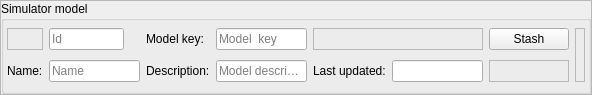
This is src/blackgui/editors/modelmappingform.ui in swift-project/pilotclient as Qt 5 draws it before an edit. The edited form follows.
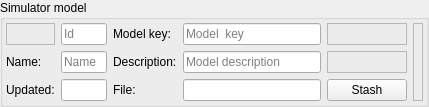
This is the edited form. Custom widgets are drawn as their Qt base class.

Commit message: refs #720, show file name in editor (mapping tool)

What changed in the file:
```diff
--- a/src/blackgui/editors/modelmappingform.ui
+++ b/src/blackgui/editors/modelmappingform.ui
@@ -6,18 +6,18 @@
    <rect>
     <x>0</x>
     <y>0</y>
-    <width>592</width>
-    <height>95</height>
+    <width>429</width>
+    <height>107</height>
    </rect>
   </property>
   <property name="windowTitle">
    <string>Model editor</string>
   </property>
   <property name="frameShape">
-   <enum>QFrame::StyledPanel</enum>
+   <enum>QFrame::NoFrame</enum>
   </property>
   <property name="frameShadow">
-   <enum>QFrame::Raised</enum>
+   <enum>QFrame::Plain</enum>
   </property>
   <layout class="QVBoxLayout" name="vl_ModelMappingForm">
    <property name="spacing">
@@ -40,7 +40,7 @@
      <property name="title">
       <string>Simulator model</string>
      </property>
-     <layout class="QGridLayout" name="gl_ModelMappingForm">
+     <layout class="QGridLayout" name="gl_ModelMappingForm" columnstretch="0,1,0,1,2,1,0">
       <property name="leftMargin">
        <number>3</number>
       </property>
@@ -53,8 +53,14 @@
       <property name="bottomMargin">
        <number>3</number>
       </property>
-      <item row="0" column="0">
-       <widget class="BlackGui::CLabelAndIcon" name="lai_Id">
+      <item row="0" column="6" rowspan="3">
+       <widget class="BlackGui::Editors::CValidationIndicator" name="val_Indicator">
+        <property name="minimumSize">
+         <size>
+          <width>10</width>
+          <height>0</height>
+         </size>
+        </property>
         <property name="frameShape">
          <enum>QFrame::StyledPanel</enum>
         </property>
@@ -63,20 +69,17 @@
         </property>
        </widget>
       </item>
-      <item row="0" column="4" colspan="2">
-       <widget class="BlackGui::Components::CSimulatorSelector" name="selector_Simulator">
-        <property name="frameShape">
-         <enum>QFrame::StyledPanel</enum>
+      <item row="0" column="3" colspan="2">
+       <widget class="QLineEdit" name="le_ModelKey">
+        <property name="placeholderText">
+         <string>Model  key</string>
         </property>
-        <property name="frameShadow">
-         <enum>QFrame::Raised</enum>
-        </property>
        </widget>
       </item>
-      <item row="0" column="6">
-       <widget class="QPushButton" name="pb_Stash">
-        <property name="text">
-         <string>Stash</string>
+      <item row="2" column="3" colspan="2">
+       <widget class="QLineEdit" name="le_FileName">
+        <property name="readOnly">
+         <bool>true</bool>
         </property>
        </widget>
       </item>
@@ -90,23 +93,6 @@
         </property>
        </widget>
       </item>
-      <item row="1" column="3">
-       <widget class="QLineEdit" name="le_Description">
-        <property name="placeholderText">
-         <string>Model description</string>
-        </property>
-       </widget>
-      </item>
-      <item row="1" column="4">
-       <widget class="QLabel" name="lbl_Updated">
-        <property name="text">
-         <string>Last updated:</string>
-        </property>
-        <property name="buddy">
-         <cstring>le_LastUpdated</cstring>
-        </property>
-       </widget>
-      </item>
       <item row="0" column="2">
        <widget class="QLabel" name="lbl_ModelKey">
         <property name="text">
@@ -117,9 +103,6 @@
         </property>
        </widget>
       </item>
-      <item row="1" column="5">
-       <widget class="QLineEdit" name="le_LastUpdated"/>
-      </item>
       <item row="0" column="1">
        <widget class="QLineEdit" name="le_Id">
         <property name="maximumSize">
@@ -133,13 +116,6 @@
         </property>
        </widget>
       </item>
-      <item row="0" column="3">
-       <widget class="QLineEdit" name="le_ModelKey">
-        <property name="placeholderText">
-         <string>Model  key</string>
-        </property>
-       </widget>
-      </item>
       <item row="1" column="1">
        <widget class="QLineEdit" name="le_Name">
         <property name="placeholderText">
@@ -157,14 +133,39 @@
         </property>
        </widget>
       </item>
-      <item row="0" column="7" rowspan="2">
-       <widget class="BlackGui::Editors::CValidationIndicator" name="val_Indicator">
-        <property name="minimumSize">
-         <size>
-          <width>10</width>
-          <height>0</height>
-         </size>
+      <item row="2" column="2">
+       <widget class="QLabel" name="lbl_Path">
+        <property name="text">
+         <string>File:</string>
         </property>
+       </widget>
+      </item>
+      <item row="2" column="5">
+       <widget class="QPushButton" name="pb_Stash">
+        <property name="text">
+         <string>Stash</string>
+        </property>
+       </widget>
+      </item>
+      <item row="2" column="1">
+       <widget class="QLineEdit" name="le_LastUpdated"/>
+      </item>
+      <item row="2" column="0">
+       <widget class="QLabel" name="lbl_Updated">
+        <property name="text">
+         <string>Updated:</string>
+        </property>
+       </widget>
+      </item>
+      <item row="1" column="3" colspan="2">
+       <widget class="QLineEdit" name="le_Description">
+        <property name="placeholderText">
+         <string>Model description</string>
+        </property>
+       </widget>
+      </item>
+      <item row="0" column="5">
+       <widget class="BlackGui::Components::CSimulatorSelector" name="selector_Simulator">
         <property name="frameShape">
          <enum>QFrame::StyledPanel</enum>
         </property>
@@ -173,7 +174,17 @@
         </property>
        </widget>
       </item>
-      <item row="1" column="6">
+      <item row="0" column="0">
+       <widget class="BlackGui::CLabelAndIcon" name="lai_Id">
+        <property name="frameShape">
+         <enum>QFrame::StyledPanel</enum>
+        </property>
+        <property name="frameShadow">
+         <enum>QFrame::Raised</enum>
+        </property>
+       </widget>
+      </item>
+      <item row="1" column="5">
        <widget class="BlackGui::Components::CModelModeSelector" name="selector_ModelMode">
         <property name="frameShape">
          <enum>QFrame::StyledPanel</enum>
```
Left out of the diff: 2 changed lines with no effect on the pictures. The commit also changes 3 other files.
